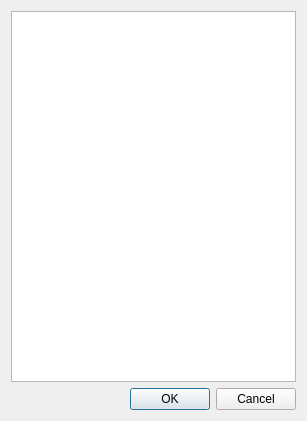
This is attribute_editor_dialog_base.ui in RedGradient/QGIS-Attribute-Editor-plugin as Qt 5 draws it before an edit. The edited form follows.
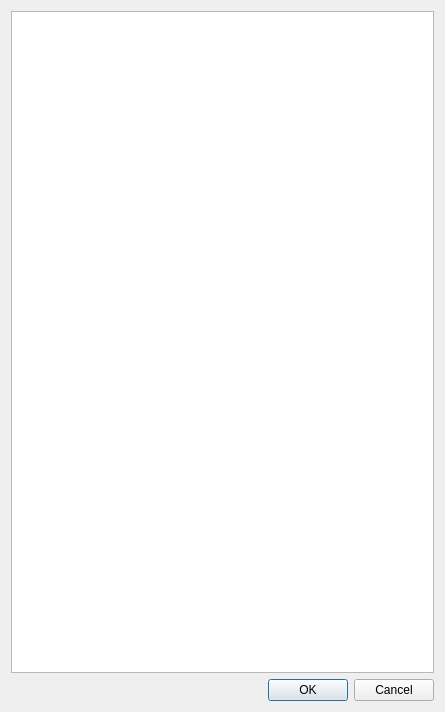
This is the edited form.

```diff
--- a/attribute_editor_dialog_base.ui
+++ b/attribute_editor_dialog_base.ui
@@ -6,8 +6,8 @@
    <rect>
     <x>0</x>
     <y>0</y>
-    <width>307</width>
-    <height>421</height>
+    <width>445</width>
+    <height>712</height>
    </rect>
   </property>
   <property name="windowTitle">
```
Left out of the diff: 3 changed lines with no effect on the pictures.
